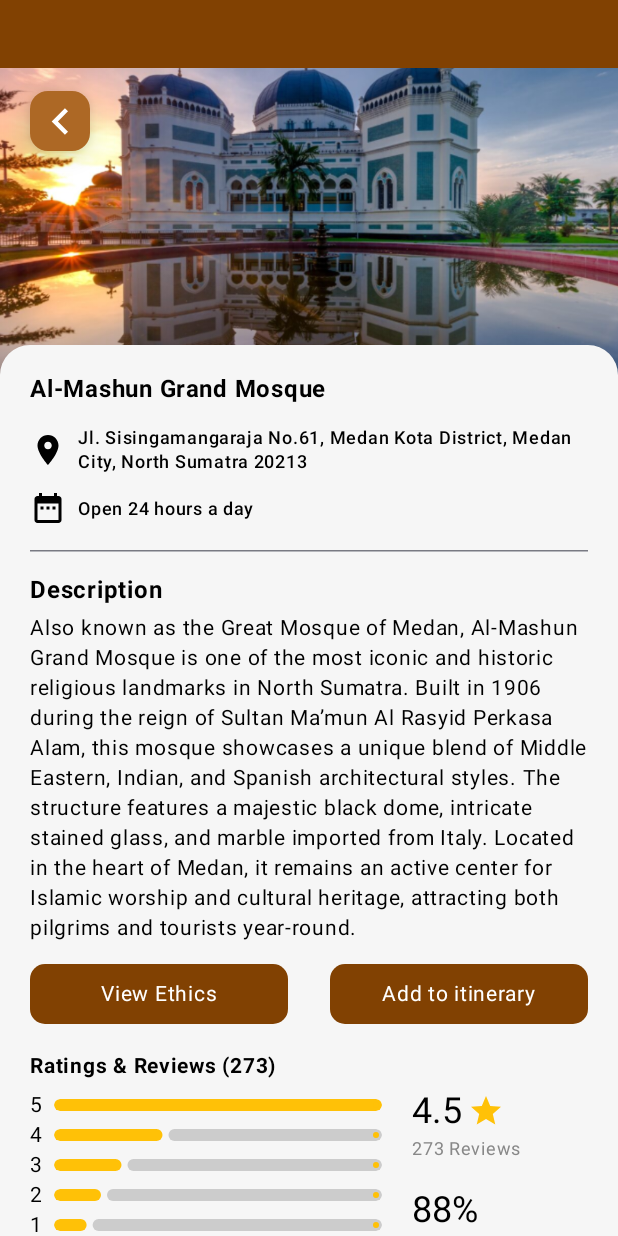
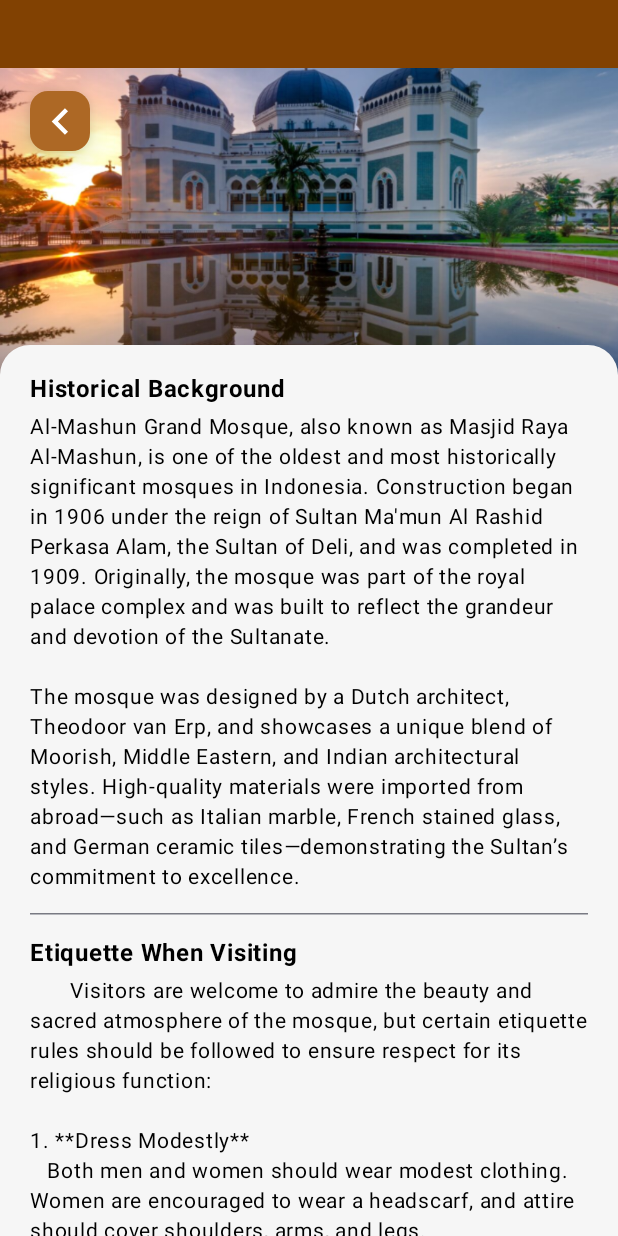
Before and after one commit to Limzen/Luminara-mobile, an Android app built with Jetpack Compose: the screen it shows after launch (MainActivity), on a phone screen of 412 x 824 dp. Run offline under Robolectric (Android 15) with nearby library versions, the light colour scheme and no system bars.

Commit message:
submit guide-screen & fix site-detail

```diff
--- a/app/src/main/java/com/example/luminara/MainActivity.kt
+++ b/app/src/main/java/com/example/luminara/MainActivity.kt
@@ -4,6 +4,7 @@ import android.os.Bundle
 import androidx.activity.ComponentActivity
 import androidx.activity.compose.setContent
 import androidx.activity.enableEdgeToEdge
+import com.example.luminara.ui.screens.home.GuideScreen
 import com.example.luminara.ui.screens.itinerary.CreateItinerary
 import com.example.luminara.ui.screens.home.HomeScreen
 import com.example.luminara.ui.screens.home.SearchScreen
@@ -20,7 +21,7 @@ class MainActivity : ComponentActivity() {
         enableEdgeToEdge()
         setContent {
             LuminaraTheme {
-                SiteDetailScreen()
+                GuideScreen()
             }
         }
     }
--- a/app/src/main/java/com/example/luminara/ui/components/ReviewCard.kt
+++ b/app/src/main/java/com/example/luminara/ui/components/ReviewCard.kt
@@ -1,6 +1,7 @@
 package com.example.luminara.ui.components
 
 import androidx.compose.foundation.Image
+import androidx.compose.foundation.border
 import androidx.compose.foundation.layout.Arrangement
 import androidx.compose.foundation.layout.PaddingValues
 import androidx.compose.foundation.layout.Row
@@ -9,6 +10,9 @@ import androidx.compose.foundation.layout.fillMaxWidth
 import androidx.compose.foundation.layout.height
 import androidx.compose.foundation.layout.padding
 import androidx.compose.foundation.layout.size
+import androidx.compose.foundation.layout.width
+import androidx.compose.foundation.lazy.LazyRow
+import androidx.compose.foundation.shape.CircleShape
 import androidx.compose.foundation.shape.RoundedCornerShape
 import androidx.compose.material.icons.Icons
 import androidx.compose.material.icons.filled.Star
@@ -38,10 +42,23 @@ fun ReviewCard() {
         horizontalArrangement = Arrangement.SpaceBetween,
         modifier = Modifier.fillMaxWidth()
     ) {
-        Text(
-            text = "Kristin Watson",
-            style = MaterialTheme.typography.bodySmall.copy(fontWeight = FontWeight.W700)
-        )
+        Row(
+            verticalAlignment = Alignment.CenterVertically
+        ) {
+            Image(
+                painter = painterResource(id = R.drawable.avatar),
+                contentDescription = "Avatar",
+                contentScale = ContentScale.Crop,
+                modifier = Modifier
+                    .size(30.dp)                 // Set the size of the avatar
+                    .clip(CircleShape)           // Make it circular
+            )
+            Spacer(Modifier.width(8.dp))
+            Text(
+                text = "Kristin Watson",
+                style = MaterialTheme.typography.bodySmall
+            )
+        }
 
         Row {
             repeat(5) {
@@ -56,7 +73,7 @@ fun ReviewCard() {
 
 
     }
-    Spacer(modifier = Modifier.height(4.dp))
+    Spacer(modifier = Modifier.height(8.dp))
     Text(
         text = "A beautiful and peaceful place in the heart of Medan. " +
                 "The architecture is stunning with its blend of Middle Eastern, Indian, and Spanish styles. " +
@@ -64,12 +81,12 @@ fun ReviewCard() {
         style = MaterialTheme.typography.bodySmall,
         color = Color.DarkGray
     )
-    Spacer(modifier = Modifier.height(4.dp))
-    Row(
+    Spacer(modifier = Modifier.height(8.dp))
+    LazyRow(
         horizontalArrangement = Arrangement.spacedBy(8.dp),
         modifier = Modifier.fillMaxWidth()
     ) {
-        repeat(4) {
+        items(8) { item ->
             Image(
                 painter = painterResource(R.drawable.mosque1),
                 contentDescription = "Review Image",
--- /dev/null
+++ b/app/src/main/java/com/example/luminara/ui/screens/home/GuideScreen.kt
@@ -0,0 +1,169 @@
+package com.example.luminara.ui.screens.home
+
+import androidx.compose.animation.core.animateDpAsState
+import androidx.compose.foundation.Image
+import androidx.compose.foundation.background
+import androidx.compose.foundation.layout.Box
+import androidx.compose.foundation.layout.Spacer
+import androidx.compose.foundation.layout.fillMaxSize
+import androidx.compose.foundation.layout.fillMaxWidth
+import androidx.compose.foundation.layout.height
+import androidx.compose.foundation.layout.offset
+import androidx.compose.foundation.layout.padding
+import androidx.compose.foundation.lazy.LazyColumn
+import androidx.compose.foundation.lazy.rememberLazyListState
+import androidx.compose.foundation.shape.RoundedCornerShape
+import androidx.compose.material3.DividerDefaults
+import androidx.compose.material3.HorizontalDivider
+import androidx.compose.material3.MaterialTheme
+import androidx.compose.material3.Surface
+import androidx.compose.material3.Text
+import androidx.compose.runtime.Composable
+import androidx.compose.runtime.derivedStateOf
+import androidx.compose.runtime.getValue
+import androidx.compose.runtime.remember
+import androidx.compose.ui.Modifier
+import androidx.compose.ui.layout.ContentScale
+import androidx.compose.ui.platform.LocalDensity
+import androidx.compose.ui.res.painterResource
+import androidx.compose.ui.text.font.FontWeight
+import androidx.compose.ui.unit.dp
+import com.example.luminara.R
+import com.example.luminara.ui.components.Buttonback
+import com.example.luminara.ui.theme.BackgroundColor
+import com.example.luminara.ui.theme.Primary
+import com.example.luminara.utils.Dimensions
+
+@Composable
+fun GuideScreen() {
+    val imageHeightCollapsed = 80.dp
+    val imageHeightExpanded = 250.dp
+    val cornerRadius = 20.dp
+
+    val scrollState = rememberLazyListState()
+
+    // Total scroll including index and offset
+    val scrollOffsetPx by remember {
+        derivedStateOf {
+            val estimatedItemHeightPx = 80 // Rough estimate
+            scrollState.firstVisibleItemIndex * estimatedItemHeightPx + scrollState.firstVisibleItemScrollOffset
+        }
+    }
+
+    val maxOffsetPx = with(LocalDensity.current) { (imageHeightExpanded - imageHeightCollapsed).toPx().toInt() }
+    val safeScrollOffset = scrollOffsetPx.coerceIn(0, maxOffsetPx)
+    val scrollOffsetDp = with(LocalDensity.current) { safeScrollOffset.toDp() }
+
+    val imageHeightDp by animateDpAsState(
+        targetValue = (imageHeightExpanded - scrollOffsetDp)
+            .coerceIn(imageHeightCollapsed, imageHeightExpanded),
+        label = "imageHeight"
+    )
+
+    Box(
+        modifier = Modifier
+            .fillMaxSize()
+            .background(color = Primary)
+    ) {
+        Box(
+            modifier = Modifier
+                .fillMaxWidth()
+                .height(imageHeightDp)
+                .padding(top = 45.dp)
+        ) {
+            Image(
+                painter = painterResource(id = R.drawable.mosque1),
+                contentDescription = "site detail",
+                contentScale = ContentScale.Crop,
+                modifier = Modifier.fillMaxSize()
+            )
+
+            // Back button overlay
+            Box(
+                modifier = Modifier
+                    .fillMaxSize()
+                    .padding(
+                        start = Dimensions.OuterPadding,
+                        end = Dimensions.OuterPadding,
+                        top = 15.dp
+                    )
+            ) {
+                Buttonback(onClick = {})
+            }
+        }
+
+        // Scrollable Content
+        Surface(
+            modifier = Modifier
+                .fillMaxSize()
+                .offset(y = imageHeightDp - cornerRadius),
+            shape = RoundedCornerShape(topStart = cornerRadius, topEnd = cornerRadius),
+            color = BackgroundColor
+        ) {
+            LazyColumn(
+                state = scrollState,
+                modifier = Modifier
+                    .fillMaxSize()
+                    .padding(
+                        bottom = 80.dp,
+                        start = Dimensions.OuterPadding,
+                        end = Dimensions.OuterPadding,
+                        top = Dimensions.OuterPadding)
+            ) {
+                item {
+                    ContentSection()
+                }
+            }
+        }
+    }
+}
+
+@Composable
+private fun ContentSection() {
+    Text(
+        text = "Historical Background",
+        style = MaterialTheme.typography.titleMedium.copy(fontWeight = FontWeight.Bold)
+    )
+    Spacer(Modifier.height(8.dp))
+    Text(
+        text = """
+            Al-Mashun Grand Mosque, also known as Masjid Raya Al-Mashun, is one of the oldest and most historically significant mosques in Indonesia. Construction began in 1906 under the reign of Sultan Ma'mun Al Rashid Perkasa Alam, the Sultan of Deli, and was completed in 1909. Originally, the mosque was part of the royal palace complex and was built to reflect the grandeur and devotion of the Sultanate.
+
+            The mosque was designed by a Dutch architect, Theodoor van Erp, and showcases a unique blend of Moorish, Middle Eastern, and Indian architectural styles. High-quality materials were imported from abroad—such as Italian marble, French stained glass, and German ceramic tiles—demonstrating the Sultan’s commitment to excellence.
+            """.trimIndent(),
+        style = MaterialTheme.typography.bodyMedium
+    )
+    HorizontalDivider(
+        modifier = Modifier
+            .fillMaxWidth()
+            .padding(vertical = 16.dp),
+        thickness = DividerDefaults.Thickness,
+        color = DividerDefaults.color
+    )
+    Text(
+        text = "Etiquette When Visiting",
+        style = MaterialTheme.typography.titleMedium.copy(fontWeight = FontWeight.Bold)
+    )
+    Spacer(Modifier.height(8.dp))
+    Text(
+        text = """
+           Visitors are welcome to admire the beauty and sacred atmosphere of the mosque, but certain etiquette rules should be followed to ensure respect for its religious function:
+
+    1. **Dress Modestly**
+       Both men and women should wear modest clothing. Women are encouraged to wear a headscarf, and attire should cover shoulders, arms, and legs.
+
+    2. **Remove Shoes**
+       Shoes must be removed before entering the prayer hall. Designated areas are provided to store footwear.
+
+    3. **Silence and Respect**
+       Maintain a quiet and respectful demeanor. The mosque is an active place of worship, so avoid loud conversations or phone use.
+
+    4. **Follow Local Customs**
+       Respect any specific guidance provided by mosque staff or signage. During religious events or prayer times, certain areas may be restricted to worshippers only.
+
+    5. **Avoid Physical Contact**
+       Physical interaction between male and female visitors (such as handshakes or hugs) should be avoided inside the mosque.
+            """.trimIndent(),
+        style = MaterialTheme.typography.bodyMedium
+    )
+}
--- a/app/src/main/java/com/example/luminara/ui/screens/home/SiteDetailScreen.kt
+++ b/app/src/main/java/com/example/luminara/ui/screens/home/SiteDetailScreen.kt
@@ -43,6 +43,7 @@ import com.example.luminara.R
 import com.example.luminara.ui.components.Buttonback
 import com.example.luminara.ui.components.ReviewCard
 import com.example.luminara.ui.theme.BackgroundColor
+import com.example.luminara.ui.theme.DarkText
 import com.example.luminara.ui.theme.Primary
 import com.example.luminara.ui.theme.YellowText
 import com.example.luminara.utils.Dimensions
@@ -297,8 +298,10 @@ private fun RatingSection() {
                                 .fillMaxWidth()
                                 .height(8.dp)
                                 .clip(RoundedCornerShape(4.dp)),
-                            color = YellowText, // Yellow
+                            color = YellowText,
                             trackColor = Color.LightGray,
+                            gapSize = (-15).dp,
+                            drawStopIndicator = {}
                         )
                     }
                 }
@@ -311,7 +314,6 @@ private fun RatingSection() {
             ) {
                 Column() {
                     Row(
-
                         verticalAlignment = Alignment.CenterVertically
                     ) {
 
@@ -323,7 +325,8 @@ private fun RatingSection() {
                         Icon(
                             imageVector = Icons.Default.Star,
                             contentDescription = "Star",
-                            tint = YellowText
+                            tint = YellowText,
+                            modifier = Modifier.size(20.dp)
                         )
                     }
                     Spacer(Modifier.height(4.dp))
@@ -364,6 +367,7 @@ private fun ReviewSection() {
         ) {
             Text(
                 text = "Write a review",
+                color = DarkText,
                 style = MaterialTheme.typography.bodyMedium
             )
         }
@@ -371,7 +375,7 @@ private fun ReviewSection() {
         Spacer(Modifier.height(16.dp))
 
         Text(
-            text = "Review this place",
+            text = "Reviews",
             style = MaterialTheme.typography.bodyMedium.copy(fontWeight = FontWeight.Bold)
         )
 
```
Also changed, not shown: app/src/main/res/drawable/avatar.png (added).
